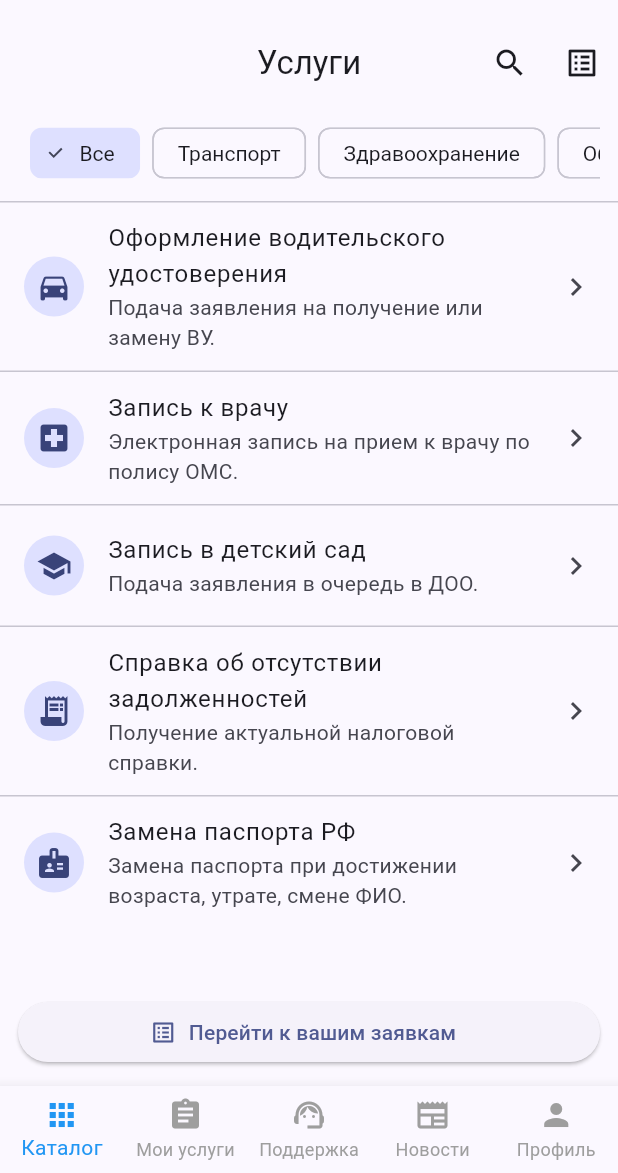
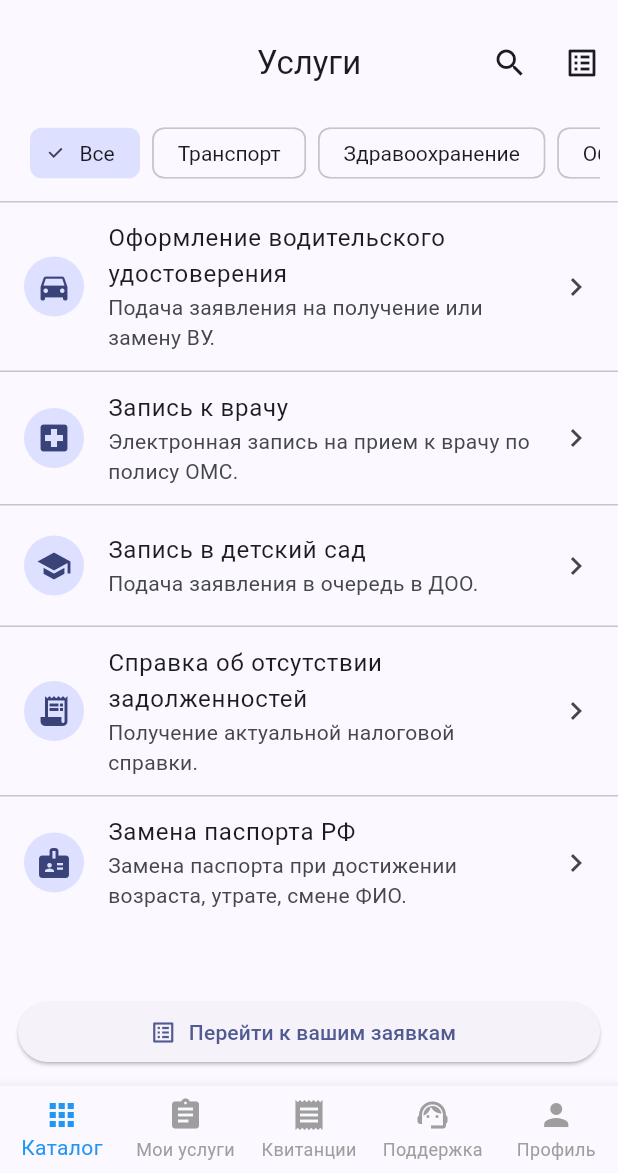
Before and after one commit to Werneser/flutter5, a Flutter app: the HomeScaffold screen opened by its route, on a phone screen of 412 x 824 dp, the part 63-1236 px from its top. Run offline on Flutter 3.47's test engine with Material 3 defaults, Android fonts, the phone set to English and light mode, and no system bars; our stand-ins replace cached_network_image, go_router; accounts and stored records are empty.

Commit message:
Добавление навигации

```diff
--- a/lib/features/profile/screens/profile_screen.dart
+++ b/lib/features/profile/screens/profile_screen.dart
@@ -59,9 +59,6 @@ class _ProfileScreenState extends State<ProfileScreen> {
         const SnackBar(content: Text('Профиль обновлён')),
       );
     }
-  }
-  void _navigateToAboutScreen() {
-    GoRouter.of(context).go('/about');
   }
   void _navigateToServiceListScreen() {
     GoRouter.of(context).go('/ServiceList');
--- a/lib/features/services/screens/search_service_screen.dart
+++ b/lib/features/services/screens/search_service_screen.dart
@@ -1,5 +1,4 @@
 import 'package:flutter/material.dart';
-import 'package:go_router/go_router.dart';
 
 class SearchServiceScreen extends StatefulWidget {
   const SearchServiceScreen({super.key, this.initialQuery = ''});
--- a/lib/features/services/screens/service_list_screen.dart
+++ b/lib/features/services/screens/service_list_screen.dart
@@ -2,7 +2,6 @@ import 'package:flutter/material.dart';
 import 'package:go_router/go_router.dart';
 
 import '../../../app.dart';
-import '../../user_services/screens/user_service_list_screen.dart';
 import '../models/service.dart';
 import '../widgets/service_catalogs.dart';
 import '../widgets/service_list_view.dart';
--- a/lib/features/shared/HomeScaffold.dart
+++ b/lib/features/shared/HomeScaffold.dart
@@ -4,6 +4,7 @@ import 'package:go_router/go_router.dart';
 
 import '../../app.dart';
 import '../auth/services/auth_service.dart';
+import '../invoices/screens/invoice_list_screen.dart';
 import '../profile/screens/profile_screen.dart';
 import '../services/screens/service_list_screen.dart';
 import '../support/screens/support_screen.dart';
@@ -29,9 +30,12 @@ class HomeScaffold extends StatelessWidget {
             body = const UserServiceListScreen();
             break;
           case 2:
+            body = const InvoiceListScreen();
+            break;
+          case 3:
             body = const SupportScreen();
             break;
-          case 3:
+          case 4:
           default:
             body = const ProfileScreen();
             break;
--- a/lib/features/shared/widgets/bottom_nav_bar.dart
+++ b/lib/features/shared/widgets/bottom_nav_bar.dart
@@ -28,12 +28,12 @@ class AppBottomNavBar extends StatelessWidget {
           label: 'Мои услуги',
         ),
         BottomNavigationBarItem(
+          icon: Icon(Icons.receipt),
+          label: 'Квитанции',
+        ),
+        BottomNavigationBarItem(
           icon: Icon(Icons.support_agent),
           label: 'Поддержка',
-        ),
-        BottomNavigationBarItem(
-          icon: Icon(Icons.newspaper),
-          label: 'Новости',
         ),
         BottomNavigationBarItem(
           icon: Icon(Icons.person),
--- a/lib/features/user_services/screens/status_change_screen.dart
+++ b/lib/features/user_services/screens/status_change_screen.dart
@@ -1,6 +1,4 @@
 import 'package:flutter/material.dart';
-import 'package:go_router/go_router.dart';
-import '../../../app.dart';
 import '../models/user_service.dart';
 
 class StatusChangeScreen extends StatelessWidget {
--- a/lib/features/user_services/widgets/user_service_list_view.dart
+++ b/lib/features/user_services/widgets/user_service_list_view.dart
@@ -1,5 +1,4 @@
 import 'package:flutter/material.dart';
-import '../../services/models/service.dart';
 import '../models/user_service.dart';
 
 class UserServiceListView extends StatelessWidget {
```
Also changed, not shown: lib/main.dart (+20 -1 lines), pubspec.lock.
